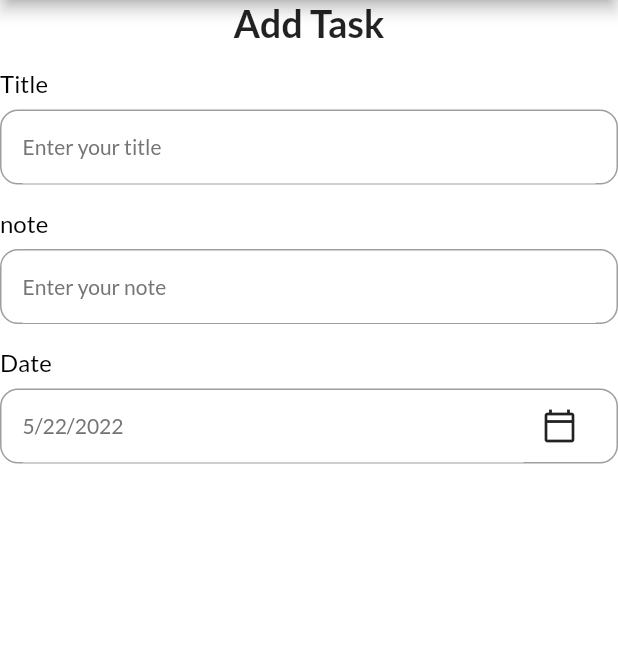
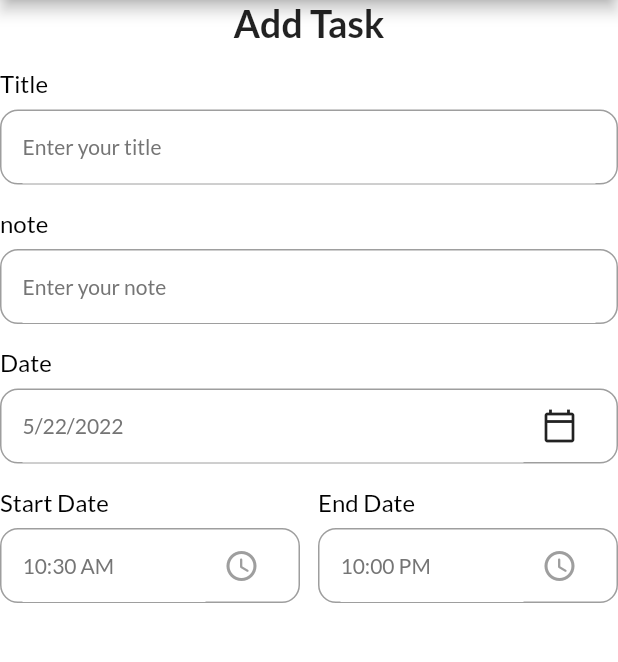
Before and after one commit to Medjasser/gestion_des_taches, a Flutter app: the AddTaskPage screen opened directly, on a phone screen of 412 x 824 dp, the part 84-746 px from its top. Run offline on Flutter 3.47's test engine with Material 2 defaults, Android fonts, the phone set to English and light mode, and no system bars; our stand-ins replace date_picker_timeline, flutter_local_notifications, get, get_storage, google_fonts, timezone; accounts and stored records are empty.

Commit message:
ajouter zone start Time et end time

```diff
--- a/lib/projet/add_task_bar.dart
+++ b/lib/projet/add_task_bar.dart
@@ -18,6 +18,7 @@ class _AddTaskPageState extends State<AddTaskPage>{
   DateTime _selectedDate = DateTime.now();
   String _endTime="10:00 PM";
   String _startTime= DateFormat("hh:mm a").format(DateTime.now()).toString();
+
 @override
 Widget build(BuildContext context) {
   return Scaffold(
@@ -44,7 +45,43 @@ Widget build(BuildContext context) {
                   },
               ),
               ),
+              Row (
+                children: [
+                  Expanded(
+                    child: MyInputField(
+                     title: "Start Date",
+                      hint: _startTime ,
+                      widget: IconButton(
+                        onPressed: (){
+                          _getTimeFromUser(isStarTime: true);
 
+                        },
+                        icon: Icon(
+                          Icons.access_time_rounded,
+                          color:Colors.grey
+                        )
+                      )
+                    ),
+                  ),
+                  SizedBox(width: 12,),
+                  Expanded(
+                    child: MyInputField(
+                        title: "End Date",
+                        hint: _endTime ,
+                        widget: IconButton(
+                            onPressed: (){
+                              _getTimeFromUser(isStarTime: false);
+
+                            },
+                            icon: Icon(
+                                Icons.access_time_rounded,
+                                color:Colors.grey
+                            )
+                        )
+                    ),
+                  ),
+                ],
+              )
 
           ],
         ),
@@ -94,6 +131,39 @@ _getDateFromUser () async {
 
 }
 
+_getTimeFromUser({required bool isStarTime}) async{
+  var pickedTime = await _showTimePicker();
+  String _formatedTime = pickedTime.format(context);
+  if(pickedTime==null){
+    print("Time cannelc");
+
+  }else if(isStarTime==true){
+
+    setState((){
+      _startTime=_formatedTime;
+    });
 
 
+  }else if(isStarTime==false){
+    setState(() {
+      _endTime=_formatedTime;
+    });
+
+
+  }
+
 }
+_showTimePicker(){
+  return
+    showTimePicker(
+      initialEntryMode: TimePickerEntryMode.input,
+        context: context,
+        initialTime: TimeOfDay(
+
+            hour: int.parse(_startTime.split(":")[0]),
+            minute: int.parse(_startTime.split(":")[1].split(" ")[0]),
+  )
+    );
+}
+
+}
```
